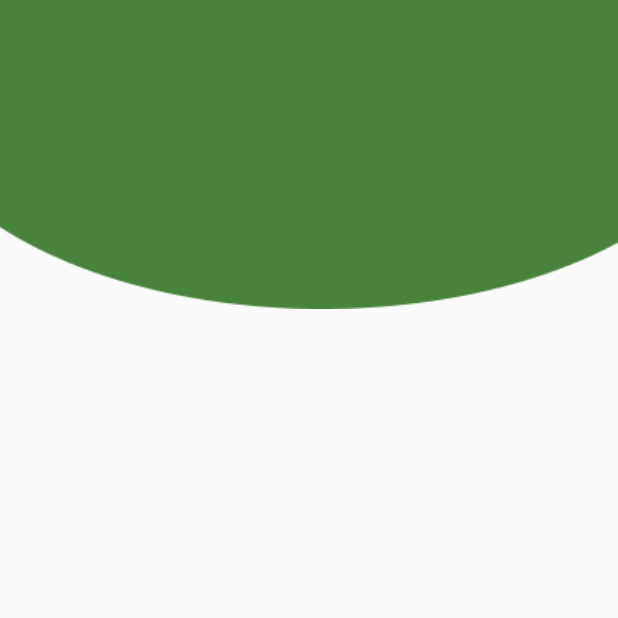
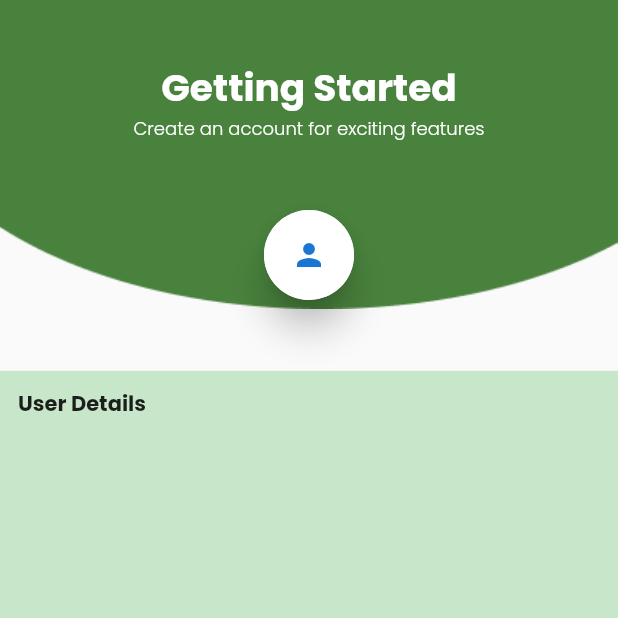
Before and after one commit to RhandallTimtiman/consumer_app, a Flutter app: the screen it shows after launch, on a phone screen of 412 x 824 dp, the top half of it. Run offline on Flutter 3.47's test engine with Material 2 defaults, Android fonts, the phone set to English and light mode, and no system bars; our stand-ins replace get.

Commit message:
added data/controller, initialized user details

```diff
--- /dev/null
+++ b/lib/app/data/controller/controller.dart
@@ -0,0 +1 @@
+export 'registration_user_details.controller.dart';
--- /dev/null
+++ b/lib/app/data/controller/registration_user_details.controller.dart
@@ -0,0 +1,3 @@
+import 'package:get/get.dart';
+
+class RegistrationUserController extends GetxController {}
--- /dev/null
+++ b/lib/app/module/binding/main.binding.dart
@@ -0,0 +1,9 @@
+import 'package:consumer_app/app/data/controller/controller.dart';
+import 'package:get/get.dart';
+
+class MainBinding extends Bindings {
+  @override
+  void dependencies() {
+    Get.put(RegistrationUserController());
+  }
+}
--- a/lib/app/module/screen/registration.screen.dart
+++ b/lib/app/module/screen/registration.screen.dart
@@ -1,3 +1,5 @@
+import 'package:consumer_app/app/core/utilities/size.dart';
+import 'package:consumer_app/app/widget/widgets.dart';
 import 'package:flutter/material.dart';
 
 class RegistrationScreen extends StatefulWidget {
@@ -10,17 +12,82 @@ class RegistrationScreen extends StatefulWidget {
 class _RegistrationScreenState extends State<RegistrationScreen> {
   @override
   Widget build(BuildContext context) {
-    Size size = MediaQuery.of(context).size;
-    return SafeArea(
-      child: Scaffold(
-        body: Stack(
+    int currentIndex = 0;
+
+    changeStep(index) {
+      setState(() {
+        currentIndex = index;
+      });
+    }
+
+    return Scaffold(
+      body: SizedBox(
+        height: Screen.height(context),
+        child: Column(
           children: [
-            Image.asset(
-              'assets/images/ellipse_bg.png',
-              width: double.infinity,
-              fit: BoxFit.fill,
-              height: size.height * .25,
+            SizedBox(
+              height: Screen.height(context) * 0.3,
+              child: Stack(
+                children: [
+                  Image.asset(
+                    'assets/images/ellipse_bg.png',
+                    width: double.infinity,
+                    fit: BoxFit.fill,
+                    height: Screen.height(context) * .25,
+                  ),
+                  Positioned(
+                    top: 40,
+                    child: SizedBox(
+                      width: Screen.width(context),
+                      child: Column(
+                        children: const [
+                          Text(
+                            'Getting Started',
+                            style: TextStyle(
+                              color: Colors.white,
+                              fontWeight: FontWeight.bold,
+                              fontSize: 25,
+                            ),
+                          ),
+                          Text(
+                            'Create an account for exciting features',
+                            style: TextStyle(
+                              color: Colors.white,
+                              fontSize: 12,
+                            ),
+                          ),
+                        ],
+                      ),
+                    ),
+                  ),
+                  Positioned(
+                    top: 140,
+                    child: SizedBox(
+                      width: Screen.width(context),
+                      child: Center(
+                        child: Material(
+                          shape: RoundedRectangleBorder(
+                            borderRadius: BorderRadius.circular(10000),
+                          ),
+                          elevation: 10,
+                          child: const CircleAvatar(
+                            backgroundColor: Colors.white,
+                            radius: 30,
+                            child: Icon(Icons.person),
+                          ),
+                        ),
+                      ),
+                    ),
+                  ),
+                ],
+              ),
             ),
+            Expanded(
+              child: Container(
+                color: Colors.green.shade100,
+                child: const RegistrationUserDetails(),
+              ),
+            )
           ],
         ),
       ),
--- /dev/null
+++ b/lib/app/widget/info_field.widget.dart
@@ -0,0 +1,15 @@
+import 'package:flutter/material.dart';
+
+class InfoField extends StatelessWidget {
+  const InfoField({Key? key}) : super(key: key);
+
+  @override
+  Widget build(BuildContext context) {
+    return Column(
+      crossAxisAlignment: CrossAxisAlignment.start,
+      children: const [
+        // Text()
+      ],
+    );
+  }
+}
--- /dev/null
+++ b/lib/app/widget/registration_user_details.widget.dart
@@ -0,0 +1,25 @@
+import 'package:consumer_app/app/core/utilities/size.dart';
+import 'package:flutter/material.dart';
+
+class RegistrationUserDetails extends StatelessWidget {
+  const RegistrationUserDetails({Key? key}) : super(key: key);
+
+  @override
+  Widget build(BuildContext context) {
+    return Container(
+      width: Screen.width(context),
+      padding: const EdgeInsets.all(12),
+      child: Column(
+        crossAxisAlignment: CrossAxisAlignment.start,
+        children: const [
+          Text(
+            'User Details',
+            style: TextStyle(
+              fontWeight: FontWeight.bold,
+            ),
+          ),
+        ],
+      ),
+    );
+  }
+}
--- a/lib/app/widget/widgets.dart
+++ b/lib/app/widget/widgets.dart
@@ -1 +1,3 @@
 export 'card_recommendation.widget.dart';
+export 'registration_user_details.widget.dart';
+export 'info_field.widget.dart';
--- a/pubspec.yaml
+++ b/pubspec.yaml
@@ -30,6 +30,7 @@ dependencies:
   flutter:
     sdk: flutter
   get: ^4.6.5
+  cached_network_image: ^3.2.1
 
 
   # The following adds the Cupertino Icons font to your application.
```
Also changed, not shown: pubspec.lock, 1 other file.
